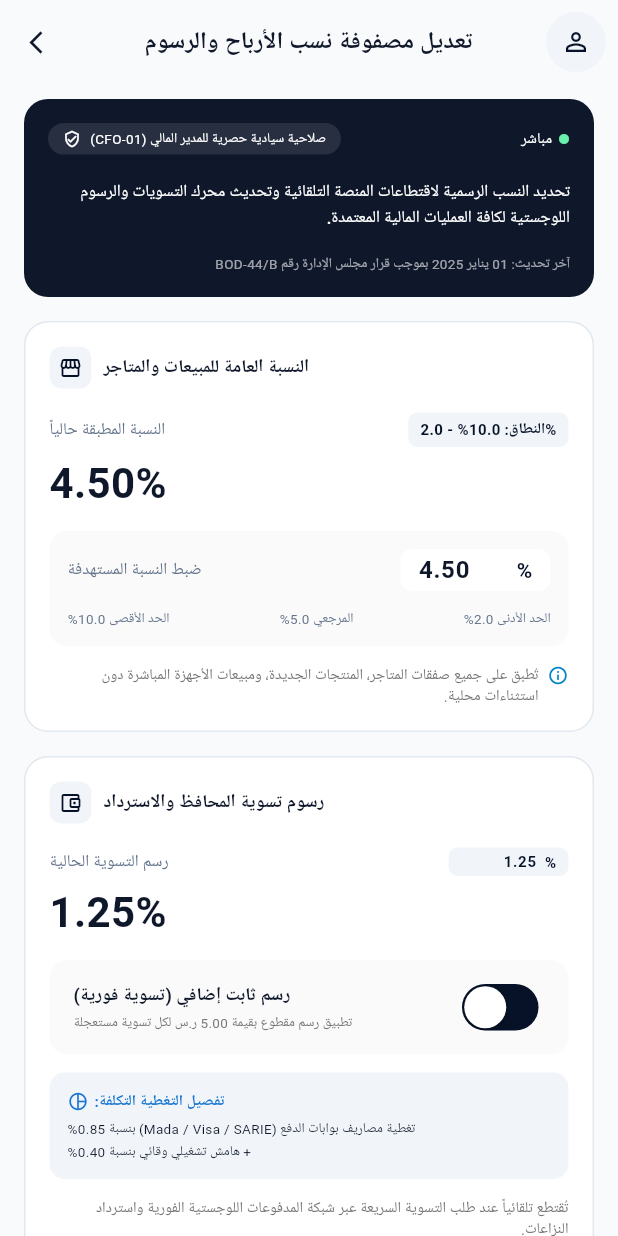
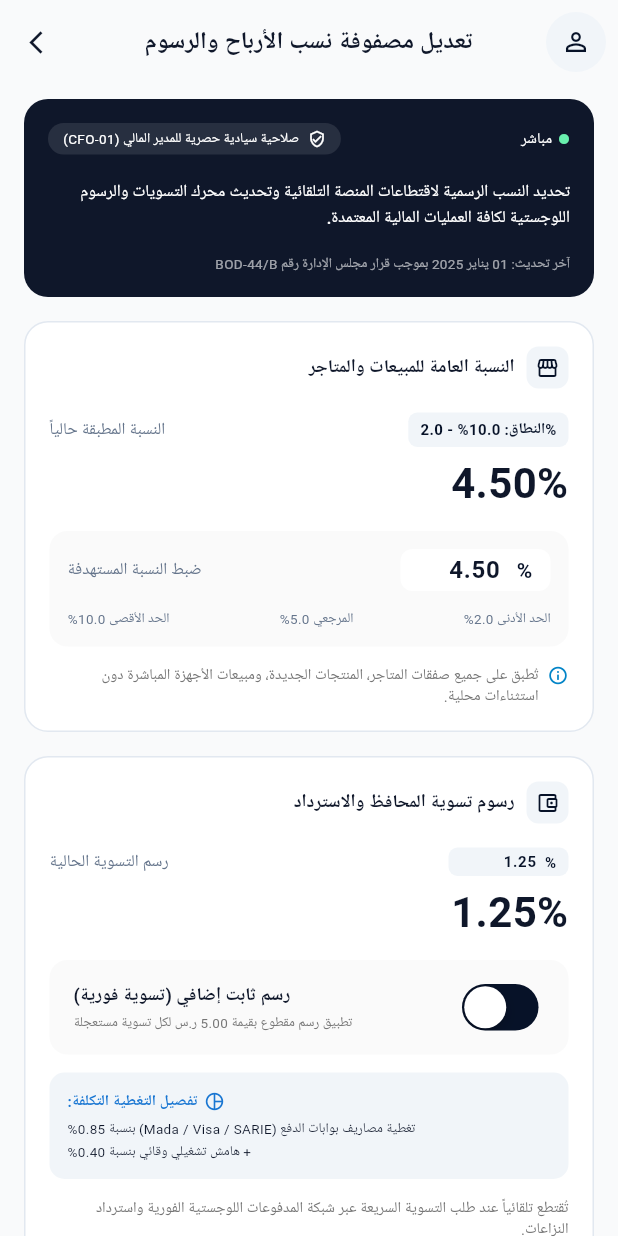
Before and after one commit to codeaurasol2000-lang/borwah-mng, a Flutter app: the EditMatrixScreen screen opened directly, on a phone screen of 412 x 824 dp. Run offline on Flutter 3.47's test engine with Material 3 defaults, Android fonts, the phone set to English and light mode, and no system bars; our stand-ins replace dartz, equatable, flutter_bloc, get_it; Roboto replaces fonts that are missing (Cairo).

Commit message:
Align edit matrix screen for RTL

```diff
--- a/lib/features/presentation/screens/edit_matrix_screen.dart
+++ b/lib/features/presentation/screens/edit_matrix_screen.dart
@@ -105,9 +105,9 @@ class _EditMatrixScreenState extends State<EditMatrixScreen> {
                           ),
                           child: const Row(
                             children: [
+                              Icon(Icons.verified_user_outlined, color: Colors.white, size: 12),
+                              SizedBox(width: 6),
                               Text('صلاحية سيادية حصرية للمدير المالي (CFO-01)', style: TextStyle(color: Colors.white, fontSize: 9)),
-                              SizedBox(width: 6),
-                              Icon(Icons.verified_user_outlined, color: Colors.white, size: 12),
                             ],
                           ),
                         ),
@@ -147,7 +147,7 @@ class _EditMatrixScreenState extends State<EditMatrixScreen> {
                     ),
                     const SizedBox(height: 4),
                     Align(
-                      alignment: Alignment.centerLeft,
+                      alignment: Alignment.centerRight,
                       child: Text('${_salesPercentageController.text}%', style: const TextStyle(fontSize: 28, fontWeight: FontWeight.bold, color: AppColors.textPrimary)),
                     ),
                     const SizedBox(height: 12),
@@ -171,7 +171,7 @@ class _EditMatrixScreenState extends State<EditMatrixScreen> {
                                       child: TextField(
                                         controller: _salesPercentageController,
                                         keyboardType: const TextInputType.numberWithOptions(decimal: true),
-                                        textAlign: TextAlign.left,
+                                        textAlign: TextAlign.right,
                                         style: const TextStyle(fontSize: 16, fontWeight: FontWeight.bold, color: AppColors.textPrimary),
                                         decoration: const InputDecoration(
                                           border: InputBorder.none,
@@ -253,7 +253,7 @@ class _EditMatrixScreenState extends State<EditMatrixScreen> {
                     ),
                     const SizedBox(height: 4),
                     Align(
-                      alignment: Alignment.centerLeft,
+                      alignment: Alignment.centerRight,
                       child: Text('${_settlementFeeController.text}%', style: const TextStyle(fontSize: 28, fontWeight: FontWeight.bold, color: AppColors.textPrimary)),
                     ),
                     const SizedBox(height: 12),
@@ -293,9 +293,9 @@ class _EditMatrixScreenState extends State<EditMatrixScreen> {
                           Row(
                             mainAxisAlignment: MainAxisAlignment.end,
                             children: [
+                              Icon(Icons.pie_chart_outline, size: 14, color: Colors.blue.shade700),
+                              const SizedBox(width: 4),
                               Text('تفصيل التغطية التكلفة:', style: TextStyle(fontSize: 10, fontWeight: FontWeight.bold, color: Colors.blue.shade700)),
-                              const SizedBox(width: 4),
-                              Icon(Icons.pie_chart_outline, size: 14, color: Colors.blue.shade700),
                             ],
                           ),
                           const SizedBox(height: 4),
@@ -463,11 +463,11 @@ class _EditMatrixScreenState extends State<EditMatrixScreen> {
                   crossAxisAlignment: CrossAxisAlignment.end,
                   children: [
                     const Row(
-                      mainAxisAlignment: MainAxisAlignment.end,
+                      mainAxisAlignment: MainAxisAlignment.start,
                       children: [
+                        Icon(Icons.gavel, color: AppColors.danger, size: 18),
+                        SizedBox(width: 8),
                         Text('المسوغ المحاسبي والإلزامي للرقابة', style: TextStyle(fontSize: 13, fontWeight: FontWeight.bold, color: AppColors.textPrimary)),
-                        SizedBox(width: 8),
-                        Icon(Icons.gavel, color: AppColors.danger, size: 18),
                       ],
                     ),
                     const SizedBox(height: 8),
@@ -492,17 +492,9 @@ class _EditMatrixScreenState extends State<EditMatrixScreen> {
                     GestureDetector(
                       onTap: () => setState(() => _notifyAll = !_notifyAll),
                       child: Row(
-                        mainAxisAlignment: MainAxisAlignment.end,
+                        mainAxisAlignment: MainAxisAlignment.start,
                         crossAxisAlignment: CrossAxisAlignment.start,
                         children: [
-                          const Expanded(
-                            child: Text(
-                              'إشعار فوري لجميع التجار والمناديب والمشرفين بتحديث قائمة الأسعار قبل 7 أيام من موعد التطبيق الإلزامي.',
-                              style: TextStyle(fontSize: 10, color: AppColors.textPrimary, height: 1.4),
-                              textAlign: TextAlign.right,
-                            ),
-                          ),
-                          const SizedBox(width: 12),
                           Container(
                             width: 18,
                             height: 18,
@@ -512,6 +504,14 @@ class _EditMatrixScreenState extends State<EditMatrixScreen> {
                               border: Border.all(color: AppColors.primaryExtraDark),
                             ),
                             child: _notifyAll ? const Icon(Icons.check, size: 12, color: Colors.white) : null,
+                          ),
+                          const SizedBox(width: 12),
+                          const Expanded(
+                            child: Text(
+                              'إشعار فوري لجميع التجار والمناديب والمشرفين بتحديث قائمة الأسعار قبل 7 أيام من موعد التطبيق الإلزامي.',
+                              style: TextStyle(fontSize: 10, color: AppColors.textPrimary, height: 1.4),
+                              textAlign: TextAlign.right,
+                            ),
                           ),
                         ],
                       ),
@@ -561,11 +561,11 @@ class _EditMatrixScreenState extends State<EditMatrixScreen> {
               ),
               const SizedBox(height: 12),
               const Row(
-                mainAxisAlignment: MainAxisAlignment.center,
+                mainAxisAlignment: MainAxisAlignment.start,
                 children: [
+                  Icon(Icons.lock_outline, size: 12, color: AppColors.textSecondary),
+                  SizedBox(width: 6),
                   Text('سيتم قيد هذا الإجراء تلقائياً في سجل التدقيق المالي المركزي SHA-256', style: TextStyle(fontSize: 9, color: AppColors.textSecondary)),
-                  SizedBox(width: 6),
-                  Icon(Icons.lock_outline, size: 12, color: AppColors.textSecondary),
                 ],
               ),
               const SizedBox(height: 20),
@@ -588,14 +588,20 @@ class _EditMatrixScreenState extends State<EditMatrixScreen> {
         crossAxisAlignment: CrossAxisAlignment.end,
         children: [
           Row(
-            mainAxisAlignment: MainAxisAlignment.end,
+            mainAxisAlignment: MainAxisAlignment.start,
             children: [
-              Text(title, style: const TextStyle(fontSize: 12, fontWeight: FontWeight.bold, color: AppColors.textPrimary)),
-              const SizedBox(width: 8),
               Container(
                 padding: const EdgeInsets.all(6),
                 decoration: BoxDecoration(color: AppColors.surfaceLight, borderRadius: BorderRadius.circular(8)),
                 child: Icon(icon, size: 16, color: AppColors.primaryDark),
+              ),
+              const SizedBox(width: 8),
+              Expanded(
+                child: Text(
+                  title,
+                  textAlign: TextAlign.right,
+                  style: const TextStyle(fontSize: 12, fontWeight: FontWeight.bold, color: AppColors.textPrimary),
+                ),
               ),
             ],
           ),
```
